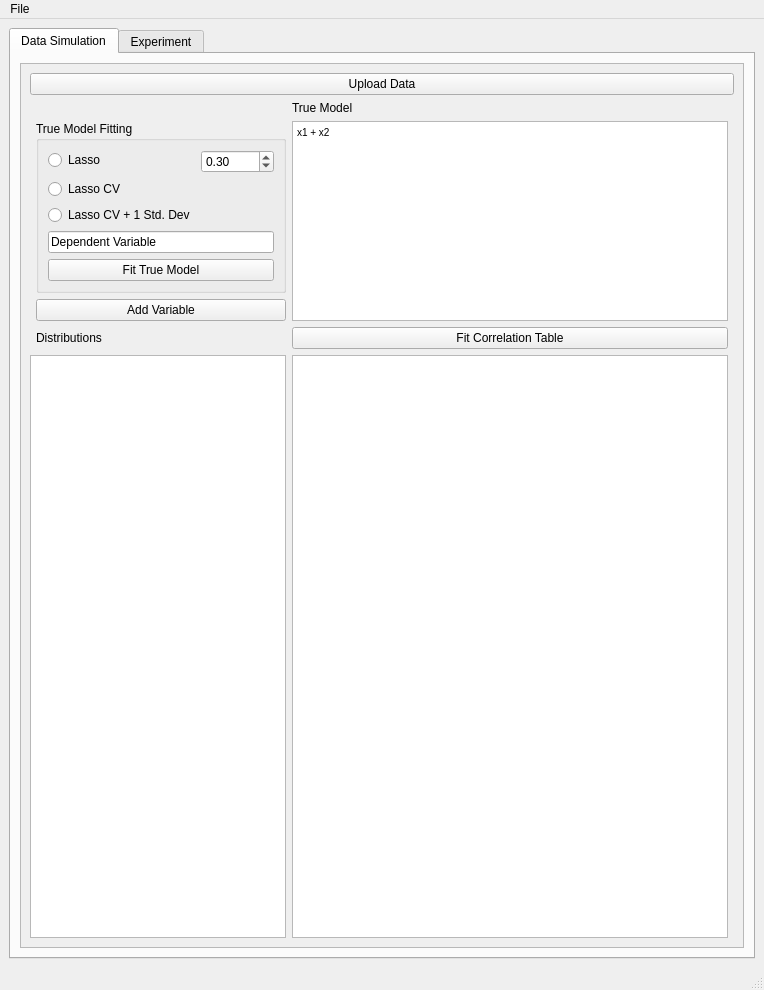
The window that simulationgui/gui.ui (kyranstar/NASAMetaStudy) describes before a commit, drawn with Qt 5.
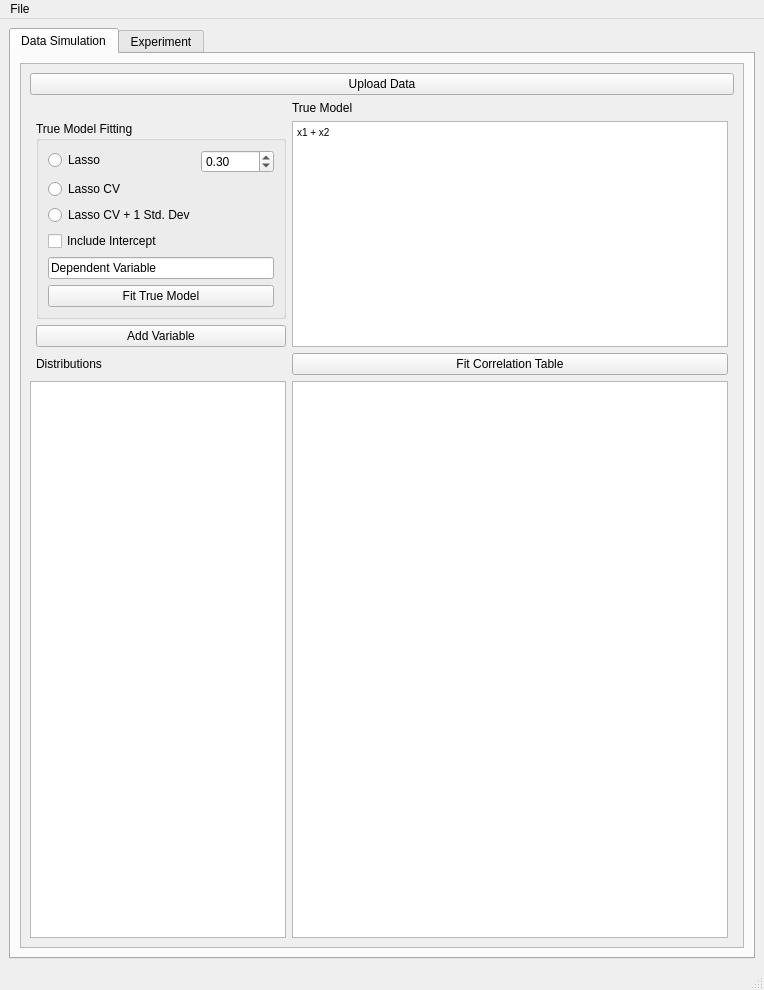
The same window after the commit. The open tabs and pages were chosen to show the change. Custom widgets are drawn as their Qt base class.

Commit message: Added error term to true model formula, fixed bugs, implemented different formula fitting methods

Patch:
```diff
--- a/simulationgui/gui.ui
+++ b/simulationgui/gui.ui
@@ -123,6 +123,13 @@
                  </item>
                 </layout>
                </item>
+               <item>
+                <widget class="QCheckBox" name="true_model_intercept_checkbox">
+                 <property name="text">
+                  <string>Include Intercept</string>
+                 </property>
+                </widget>
+               </item>
                <item>
                 <widget class="QLineEdit" name="dependent_var_input">
                  <property name="text">
```
Left out of the diff: 20 changed lines with no effect on the pictures. The commit also changes 7 other files.
